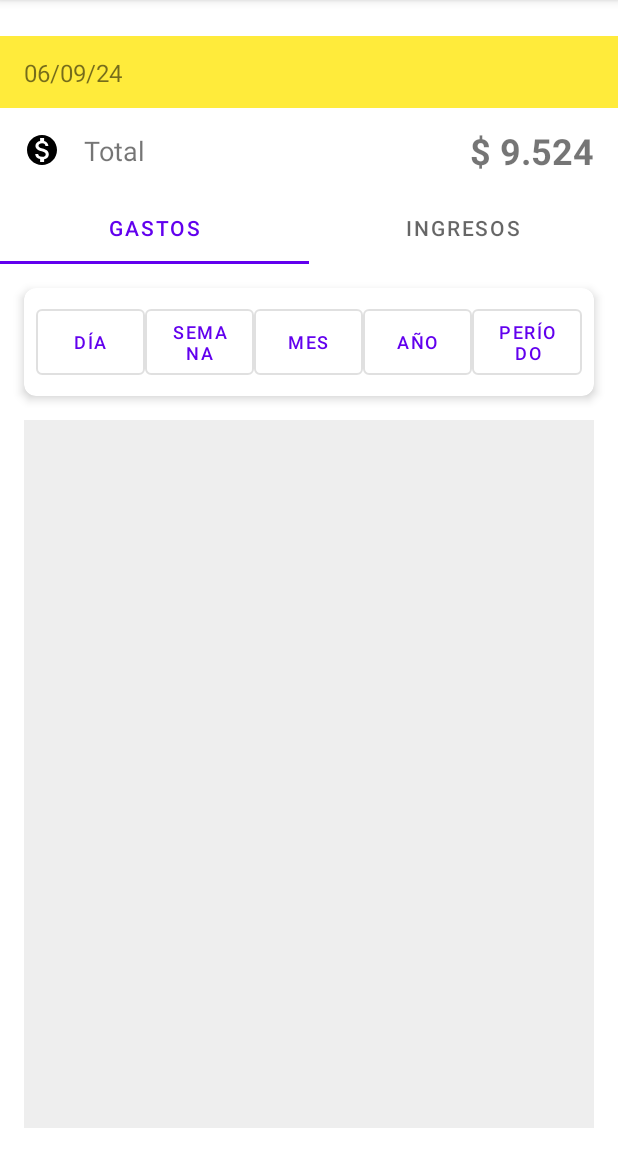
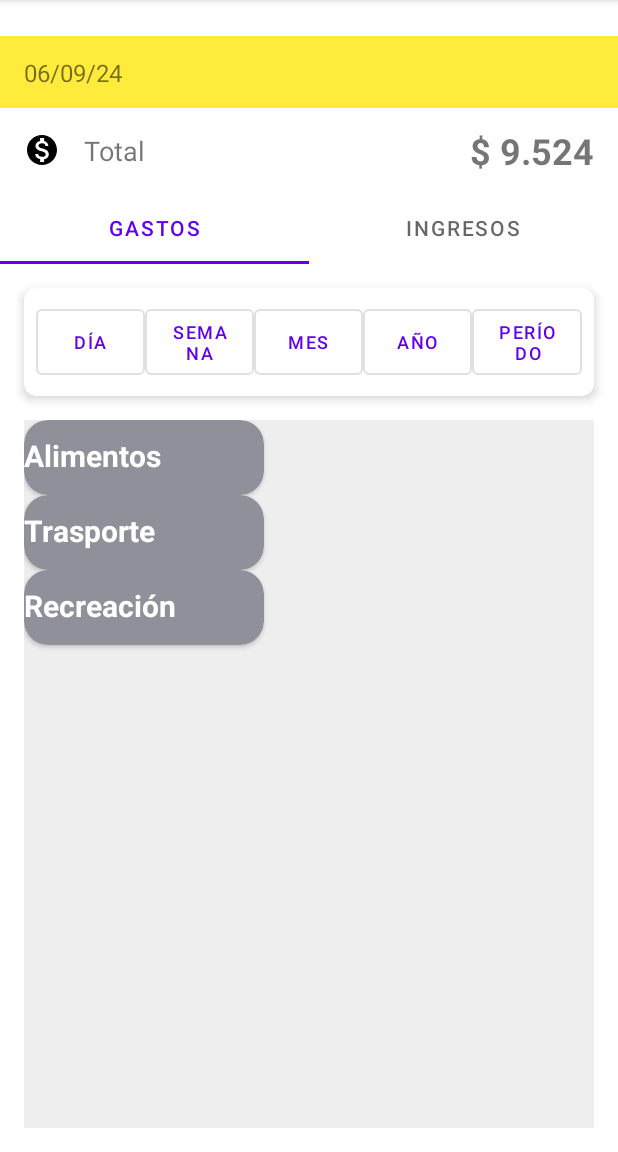
Before and after one commit to spoleschi/GestionGastos, an Android app: the fragment HomeFragment shown on its own in the app's theme, on a phone screen of 412 x 824 dp, the part 84-1236 px from its top. Run offline under Robolectric (Android 15) with nearby library versions, the phone set to English and light mode, and no system bars.

Commit message:
paso initUI a HomeFragment

```diff
--- a/app/src/main/java/com/example/myapplication4/ui/home/HomeFragment.kt
+++ b/app/src/main/java/com/example/myapplication4/ui/home/HomeFragment.kt
@@ -7,11 +7,39 @@ import android.view.ViewGroup
 import android.widget.TextView
 import androidx.fragment.app.Fragment
 import androidx.lifecycle.ViewModelProvider
+import androidx.recyclerview.widget.LinearLayoutManager
+import androidx.recyclerview.widget.RecyclerView
+import com.example.myapplication4.Clases.Categoria
+import com.example.myapplication4.R
+import com.example.myapplication4.adapters.CategoriesAdapter
 import com.example.myapplication4.databinding.FragmentHomeBinding
 import java.text.SimpleDateFormat
 import java.util.*
 
 class HomeFragment : Fragment() {
+
+    private val categories = listOf(
+        Categoria(
+            "Alimentos",
+            "",
+            "Verde",
+            "Gasto"
+        ),
+        Categoria(
+            "Trasporte",
+            "",
+            "Amarillo",
+            "Gasto"
+        ),
+        Categoria(
+            "Recreación",
+            "",
+            "Azul",
+            "Gasto"
+        )
+    )
+    private lateinit var recyclerView: RecyclerView
+    private lateinit var categoriesAdapter: CategoriesAdapter
 
     private var _binding: FragmentHomeBinding? = null
     private val binding get() = _binding!!
@@ -27,6 +55,17 @@ class HomeFragment : Fragment() {
 
     override fun onViewCreated(view: View, savedInstanceState: Bundle?) {
         super.onViewCreated(view, savedInstanceState)
+
+        initUI()
+
+    }
+
+    private fun initUI() {
+        recyclerView = binding.expensesRecyclerView
+        categoriesAdapter = CategoriesAdapter(categories)
+        recyclerView.layoutManager =
+            LinearLayoutManager( recyclerView.context, LinearLayoutManager.VERTICAL, false)
+        recyclerView.adapter = categoriesAdapter
 
         // Obtener referencia al TextView
         val dateText = binding.dateText
--- /dev/null
+++ b/app/src/main/res/layout/fragment_categoria_old.xml
@@ -0,0 +1,6 @@
+<?xml version="1.0" encoding="utf-8"?>
+<androidx.constraintlayout.widget.ConstraintLayout xmlns:android="http://schemas.android.com/apk/res/android"
+             android:layout_width="match_parent"
+             android:layout_height="match_parent">
+
+</androidx.constraintlayout.widget.ConstraintLayout>
```
Also changed, not shown: app/src/main/java/com/example/myapplication4/MainActivity.kt (+2 -31 lines).
